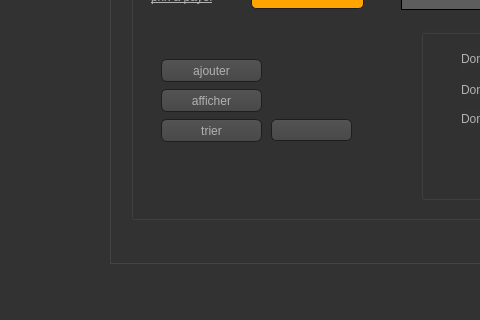
First picture: the form in mainwindow.ui, repository eyawartateni/Smart_Factory_2A4, before the edit; both pictures show x 0 to 480 and y 307 to 627 of the 1034 by 752 pixel window.
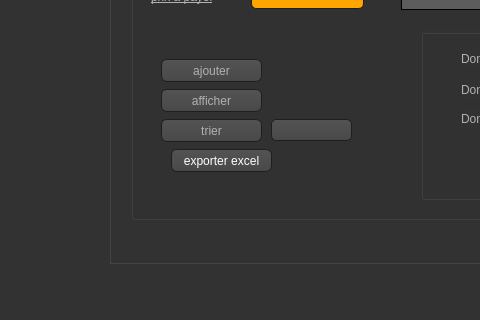
Second picture: the form after the edit. The open tabs and pages were chosen to show the change. Icons and pictures are not drawn.

```diff
--- a/mainwindow.ui
+++ b/mainwindow.ui
@@ -15339,6 +15339,19 @@
 }</string>
          </property>
         </widget>
+        <widget class="QPushButton" name="excel">
+         <property name="geometry">
+          <rect>
+           <x>40</x>
+           <y>380</y>
+           <width>101</width>
+           <height>23</height>
+          </rect>
+         </property>
+         <property name="text">
+          <string>exporter excel</string>
+         </property>
+        </widget>
        </widget>
        <widget class="QPushButton" name="btn_existe_6">
         <property name="geometry">
```
Left out of the diff: 2 changed lines with no effect on the pictures.
